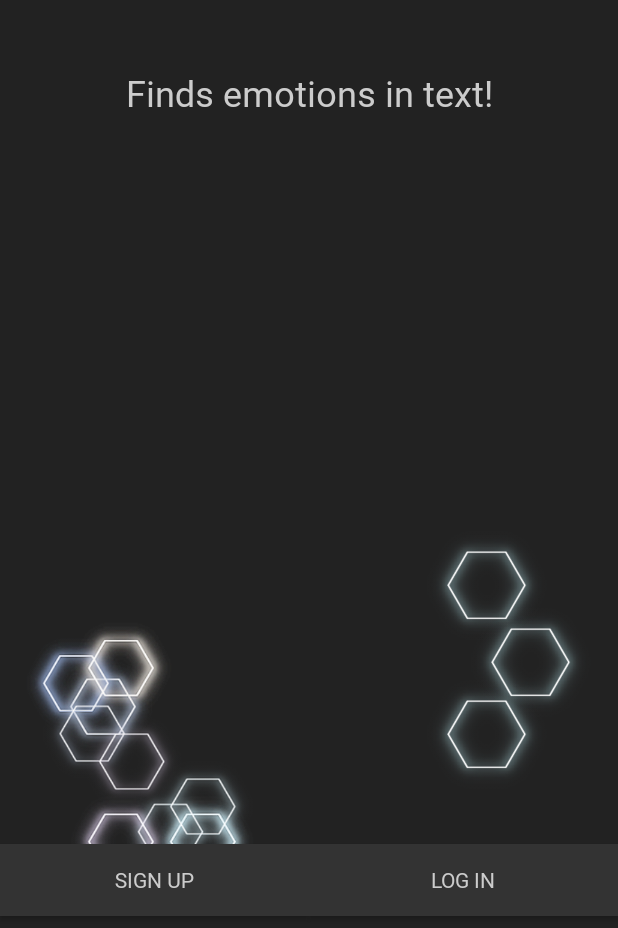
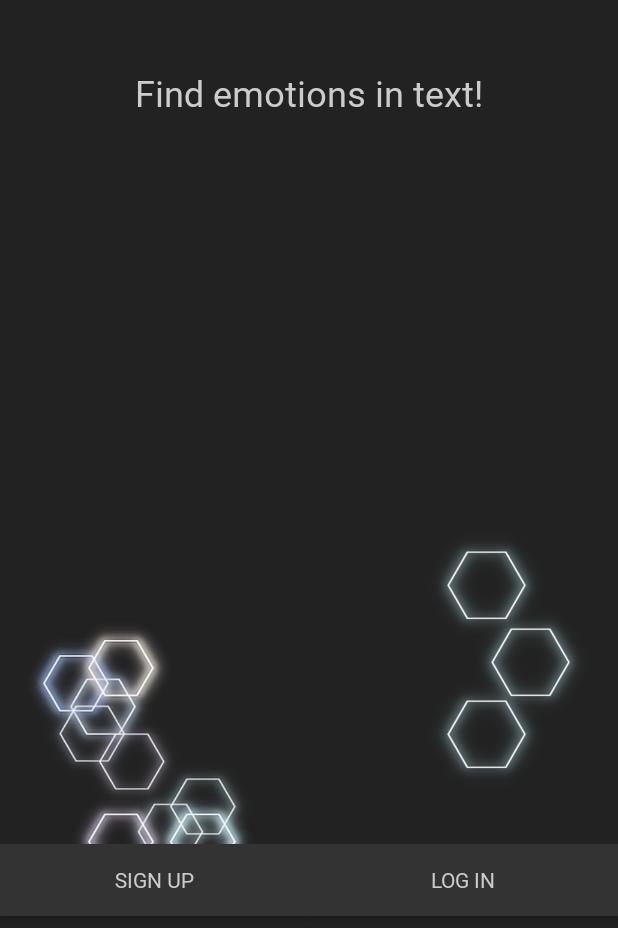
Before and after one commit to alphanexustech/AffectNexusMobile, an Android app: the screen it shows after launch (MainActivity), on a phone screen of 412 x 824 dp, the part 308-1236 px from its top. Run offline under Robolectric (Android 15) with nearby library versions, the phone set to English and light mode, and no system bars; Roboto replaces fonts that are not available here.

Commit message:
chore: Minor changes

```diff
--- a/app/src/main/res/values/strings.xml
+++ b/app/src/main/res/values/strings.xml
@@ -26,7 +26,7 @@
     <string name="process_title">Process</string>
     <string name="title_settings">Settings</string>
     <string name="action_settings">Settings</string>
-    <string name="call_to_action">Finds emotions in text!</string>
+    <string name="call_to_action">Find emotions in text!</string>
     <string name="logo_description">Logo</string>
     <string name="hex_image">Hexagon</string>
     <string name="action_sign_up">Sign Up</string>
--- a/build.gradle
+++ b/build.gradle
@@ -7,7 +7,7 @@ buildscript {
         jcenter()
     }
     dependencies {
-        classpath 'com.android.tools.build:gradle:3.1.1'
+        classpath 'com.android.tools.build:gradle:3.1.2'
         classpath "org.jetbrains.kotlin:kotlin-gradle-plugin:$kotlin_version"
 
         // NOTE: Do not place your application dependencies here; they belong
```
Also changed, not shown: 1 other file.
